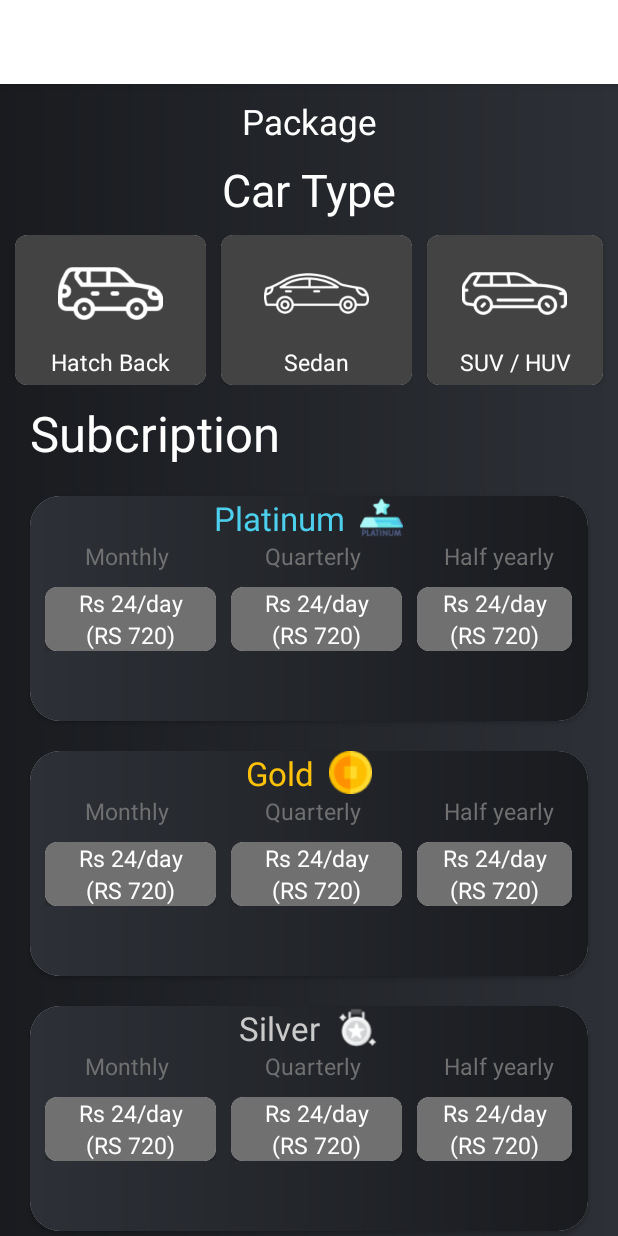
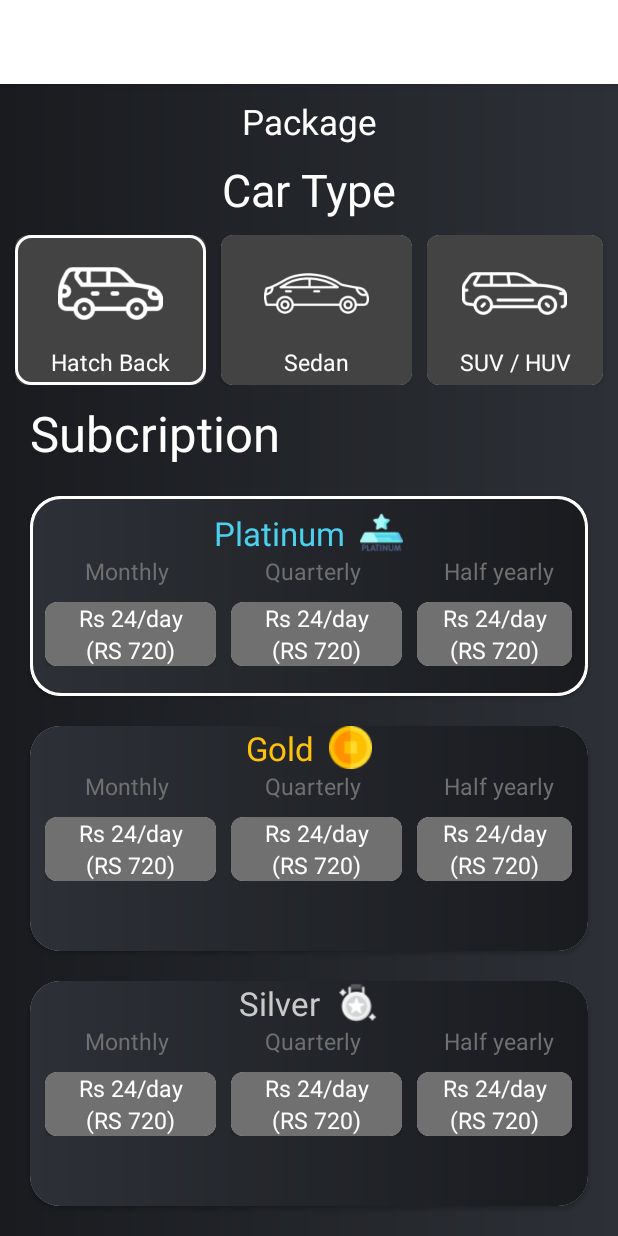
Before and after one commit to pablopicas/PhoneAuth, an Android app: the PackageActivity screen opened directly, with no data from a screen before it, on a phone screen of 412 x 824 dp. Run offline under Robolectric (Android 15) with nearby library versions, the phone set to English and light mode, and no system bars; our stand-ins replace sdp/ssp sizes; Roboto replaces fonts that are not available here.

Commit message:
Login and main design approxxx done

```diff
--- /dev/null
+++ b/app/src/main/res/drawable-v24/subcriptionbgselected.xml
@@ -0,0 +1,9 @@
+<?xml version="1.0" encoding="utf-8"?>
+<shape xmlns:android="http://schemas.android.com/apk/res/android">
+
+    <gradient android:startColor="#2D3036" android:endColor="#191B1F"/>
+    <stroke android:color="#fff" android:width="2dp" />
+    <corners android:radius="20dp"/>
+
+
+</shape>
--- /dev/null
+++ b/app/src/main/res/drawable/stroke.xml
@@ -0,0 +1,7 @@
+<?xml version="1.0" encoding="utf-8"?>
+<shape xmlns:android="http://schemas.android.com/apk/res/android">
+
+    <stroke android:width="2dp" android:color="#fff"/>
+    <corners android:radius="10dp"/>
+
+</shape>
--- a/app/src/main/res/layout/activity_package.xml
+++ b/app/src/main/res/layout/activity_package.xml
@@ -54,13 +54,14 @@
                 <androidx.cardview.widget.CardView
                     android:layout_width="match_parent"
                     android:layout_height="match_parent"
+                    android:backgroundTint="#434344"
                     android:layout_marginLeft="10dp"
                     app:cardCornerRadius="8dp">
 
                     <LinearLayout
                         android:layout_width="match_parent"
                         android:layout_height="match_parent"
-                        android:background="#434344"
+                        android:background="@drawable/stroke"
                         android:gravity="center"
                         android:orientation="vertical">
 
@@ -178,7 +179,7 @@
 
         <androidx.cardview.widget.CardView
             android:layout_width="match_parent"
-            android:layout_height="150dp"
+            android:layout_height="wrap_content"
             android:layout_marginTop="20dp"
             android:layout_marginLeft="20dp"
             android:layout_marginRight="20dp"
@@ -187,13 +188,14 @@
             <LinearLayout
                 android:layout_width="match_parent"
                 android:layout_height="match_parent"
-                android:background="@drawable/subcriptionbg"
+                android:background="@drawable/subcriptionbgselected"
                 android:orientation="vertical">
 
                 <LinearLayout
                     android:layout_width="match_parent"
                     android:layout_height="wrap_content"
                     android:gravity="center"
+                    android:layout_marginTop="10dp"
                     android:orientation="horizontal">
 
                     <TextView
@@ -276,6 +278,7 @@
                     android:layout_height="wrap_content"
                     android:gravity="center"
                     android:layout_marginTop="10dp"
+                    android:layout_marginBottom="20dp"
                     android:orientation="horizontal">
 
                     <FrameLayout
```
